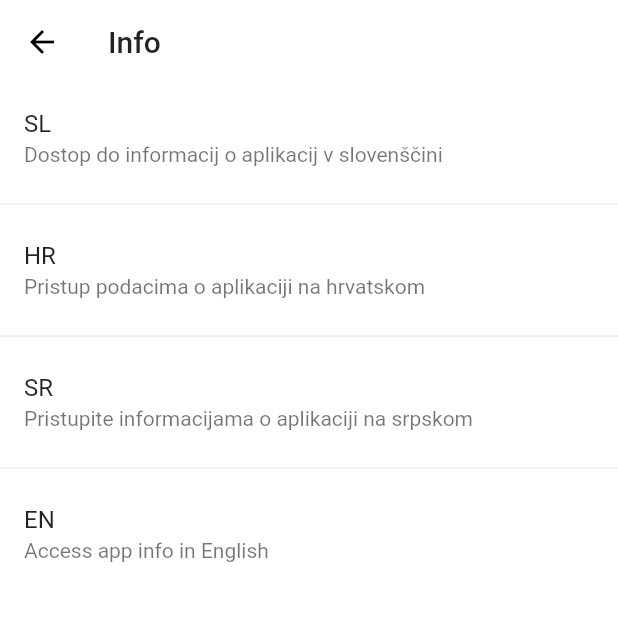
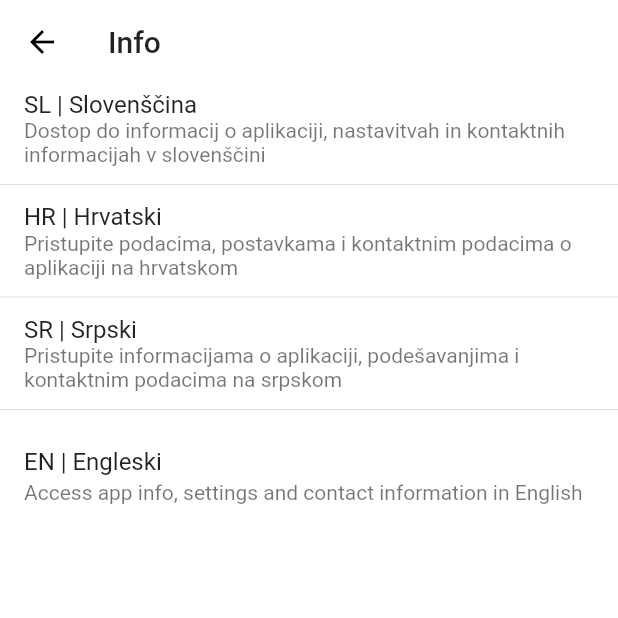
Before and after one commit to sunderee/diskurs, a Flutter app: the AboutScreen screen opened by its route, on a phone screen of 412 x 824 dp, the top half of it. Run offline on Flutter 3.47's test engine with Material 2 defaults, Android fonts, the phone set to English and light mode, and no system bars; our stand-ins replace rxdart.

Commit message:
Modify about page

```diff
--- a/lib/ui/screens/about.screen.dart
+++ b/lib/ui/screens/about.screen.dart
@@ -6,20 +6,20 @@ class AboutScreen extends StatelessWidget {
 
   final List<_ListTileContents> _listTileContents = [
     _ListTileContents(
-      'SL',
-      'Dostop do informacij o aplikacij v slovenščini',
+      'SL | Slovenščina',
+      'Dostop do informacij o aplikaciji, nastavitvah in kontaktnih informacijah v slovenščini',
     ),
     _ListTileContents(
-      'HR',
-      'Pristup podacima o aplikaciji na hrvatskom',
+      'HR | Hrvatski',
+      'Pristupite podacima, postavkama i kontaktnim podacima o aplikaciji na hrvatskom',
     ),
     _ListTileContents(
-      'SR',
-      'Pristupite informacijama o aplikaciji na srpskom',
+      'SR | Srpski',
+      'Pristupite informacijama o aplikaciji, podešavanjima i kontaktnim podacima na srpskom',
     ),
     _ListTileContents(
-      'EN',
-      'Access app info in English',
+      'EN | Engleski',
+      'Access app info, settings and contact information in English',
     ),
   ];
 
```
